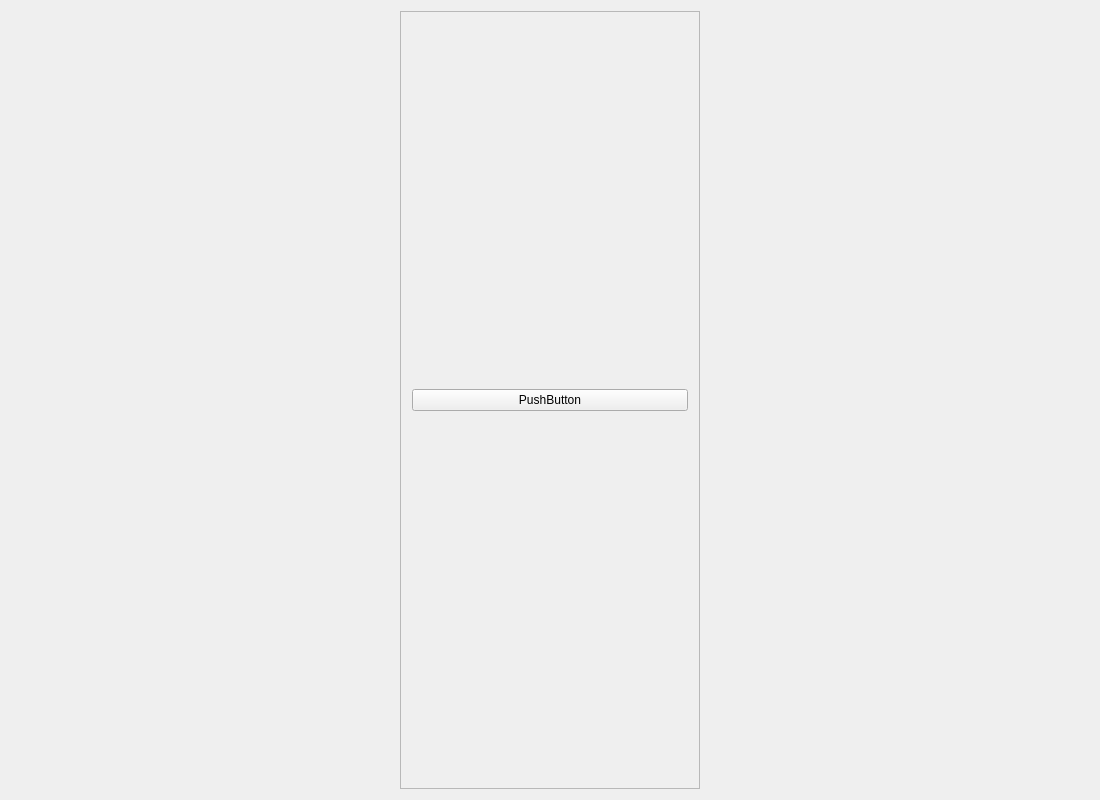
Before: the Qt Designer form CourseWork/courseWorkCode/CourseWork/mainwindow.ui in UselessSaint/meme-course, drawn with Qt 5.
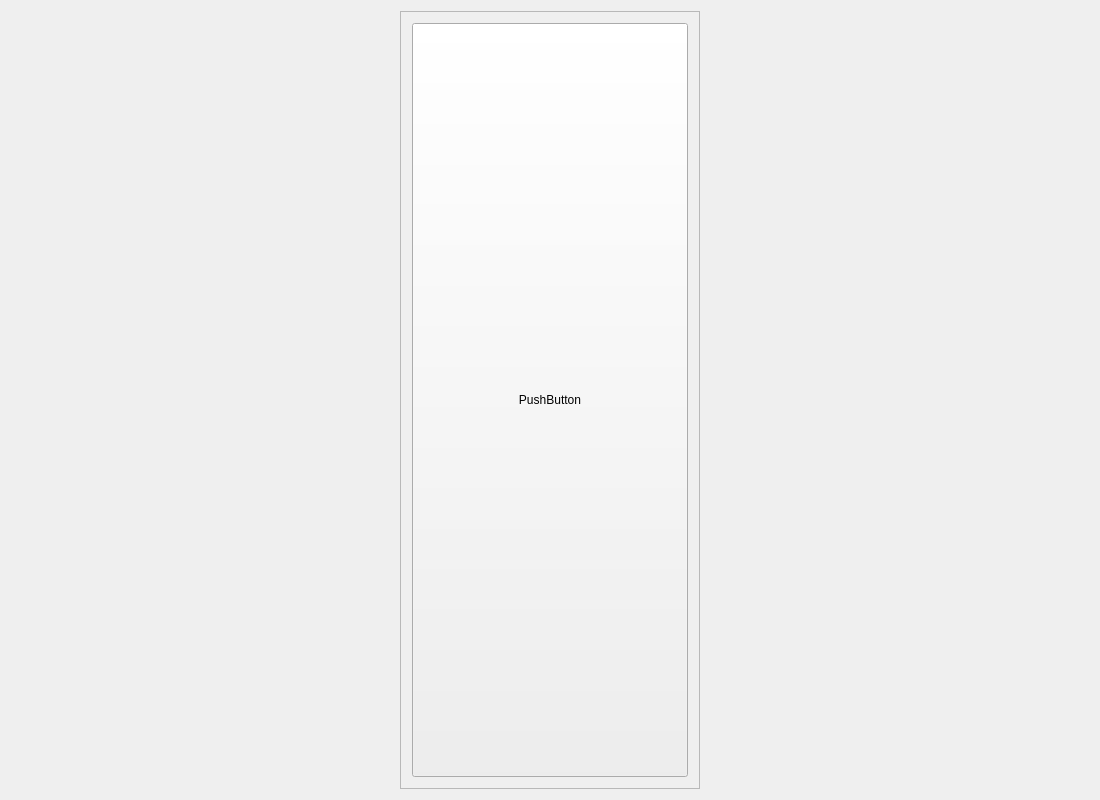
After: the same form once the commit is applied.

What changed in the file:
```diff
--- a/CourseWork/courseWorkCode/CourseWork/mainwindow.ui
+++ b/CourseWork/courseWorkCode/CourseWork/mainwindow.ui
@@ -26,6 +26,12 @@
    <string>MainWindow</string>
   </property>
   <widget class="QWidget" name="centralWidget">
+   <property name="maximumSize">
+    <size>
+     <width>1100</width>
+     <height>800</height>
+    </size>
+   </property>
    <layout class="QHBoxLayout" name="horizontalLayout">
     <item>
      <widget class="QFrame" name="frame">
@@ -50,6 +56,12 @@
       <layout class="QVBoxLayout" name="verticalLayout">
        <item>
         <widget class="QPushButton" name="pushButton">
+         <property name="maximumSize">
+          <size>
+           <width>300</width>
+           <height>800</height>
+          </size>
+         </property>
          <property name="text">
           <string>PushButton</string>
          </property>
```
